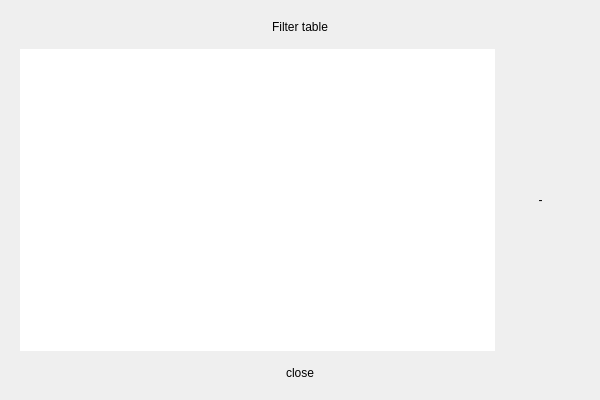
Above: desktop_tools/resources/ui/UI_table.ui from lincode7/DocumentRetrieval before the change. Below: the same form after it.
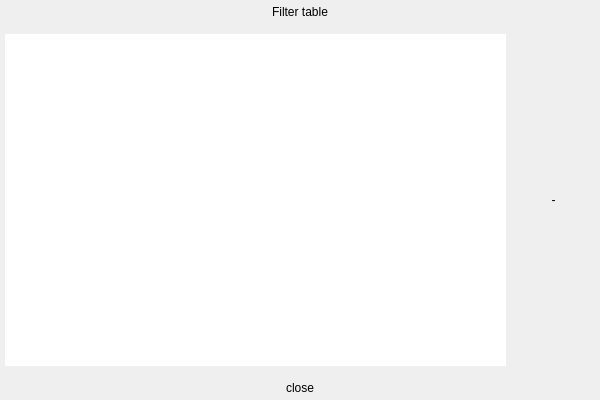
That is the form after the change.

```diff
--- a/desktop_tools/resources/ui/UI_table.ui
+++ b/desktop_tools/resources/ui/UI_table.ui
@@ -129,16 +129,16 @@
   <widget class="QWidget" name="centralwidget">
    <layout class="QVBoxLayout" name="verticalLayout">
     <property name="leftMargin">
-     <number>20</number>
+     <number>5</number>
     </property>
     <property name="topMargin">
-     <number>20</number>
+     <number>5</number>
     </property>
     <property name="rightMargin">
-     <number>20</number>
+     <number>5</number>
     </property>
     <property name="bottomMargin">
-     <number>20</number>
+     <number>5</number>
     </property>
     <item>
      <widget class="QLabel" name="label">
```
